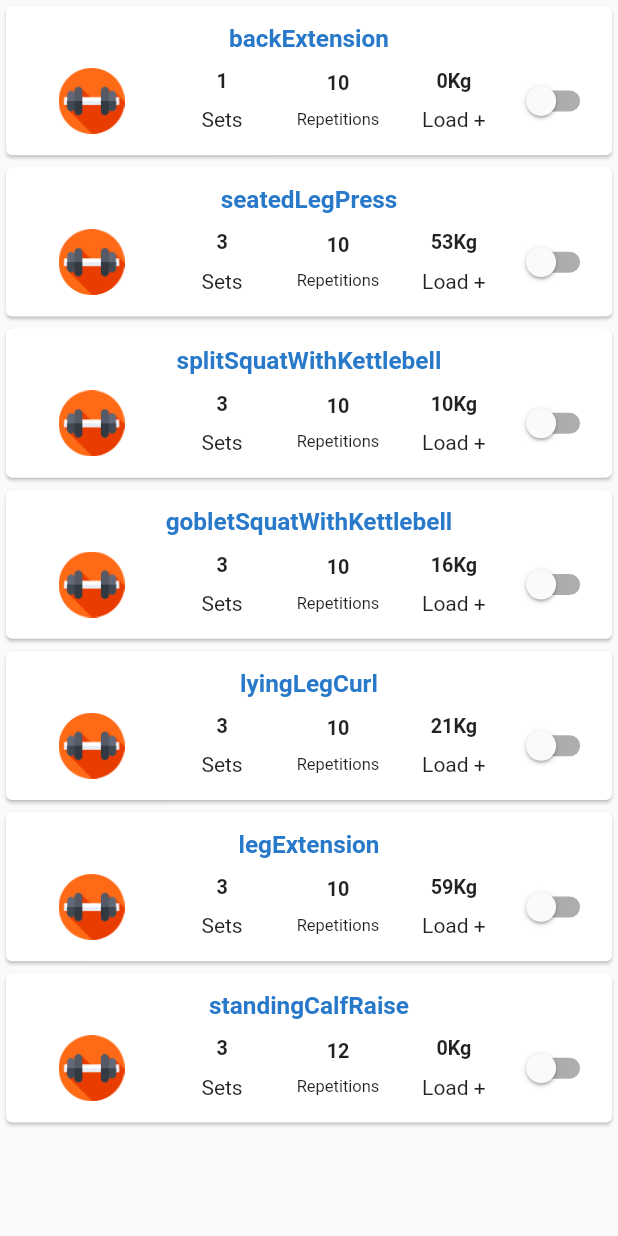
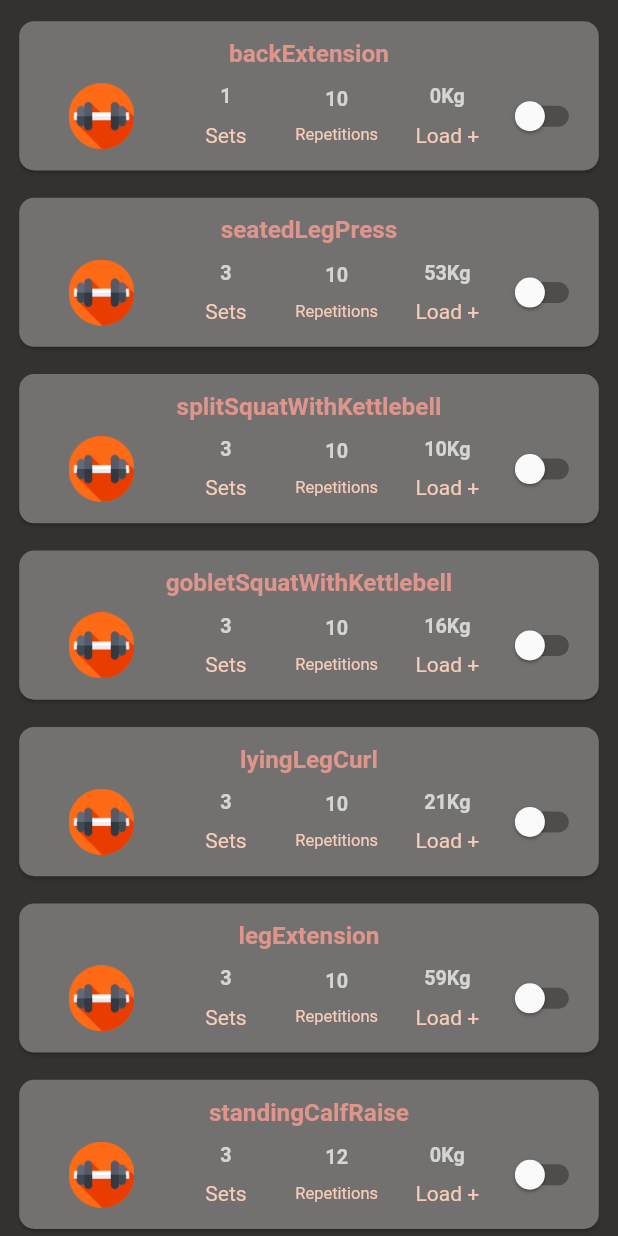
Before and after one commit to fertwo/my-training, a Flutter app: the screen it shows after launch, after a tap on "Inferior", on a phone screen of 412 x 824 dp. Run offline on Flutter 3.47's test engine with Material 2 defaults, Android fonts, the phone set to English and light mode, and no system bars; drawn by our look-alikes of auto_size_text; our stand-ins replace flutter_screenutil.

Commit message:
Cambio de colores

```diff
--- a/lib/main.dart
+++ b/lib/main.dart
@@ -4,6 +4,7 @@ import 'package:flutter_localizations/flutter_localizations.dart';
 import 'package:flutter_screenutil/flutter_screenutil.dart';
 import 'package:mytraining/l10n/app_localizations.dart';
 import 'package:mytraining/src/presentation/home/home_page.dart';
+import 'package:mytraining/src/ui/app_primary_material_color.dart';
 
 void main() {
   runApp(const MyTrainingApplication());
@@ -22,7 +23,7 @@ class MyTrainingApplication extends StatelessWidget {
         builder: (context, child) {
           return MaterialApp(
             theme: ThemeData(
-              primarySwatch: Colors.blue,
+              primarySwatch: MaterialColor(0xff737170, AppMaterialColors.primaryColor),
             ),
             localizationsDelegates: const [
               AppLocalizations.delegate,
--- a/lib/src/presentation/home/home_page.dart
+++ b/lib/src/presentation/home/home_page.dart
@@ -2,6 +2,7 @@ import 'package:flutter/material.dart';
 import 'package:flutter_screenutil/flutter_screenutil.dart';
 import 'package:mytraining/l10n/app_localizations.dart';
 import 'package:mytraining/src/presentation/workouts/all_workouts_page.dart';
+import 'package:mytraining/src/ui/app_colors.dart';
 
 class HomePage extends StatefulWidget {
   const HomePage({Key? key}) : super(key: key);
@@ -47,16 +48,16 @@ class _HomePageState extends State<HomePage> {
           BottomNavigationBarItem(
             icon: const Icon(Icons.accessibility_new),
             label: AppLocalizations.of(context).workouts,
-            backgroundColor: Colors.blueAccent,
+            backgroundColor: AppColors.mainColorSoft
           ),
           const BottomNavigationBarItem(
             icon: Icon(Icons.area_chart),
             label: 'My Stats',
-            backgroundColor: Colors.deepPurpleAccent,
+            backgroundColor: AppColors.mainColorSoft
           )
         ],
         currentIndex: _selectedIndex,
-        selectedItemColor: Colors.amber[800],
+        selectedItemColor: AppColors.secondaryColorStrong,
         onTap: _onItemTapped,
       ),
     );
--- a/lib/src/presentation/workouts/all_workouts_page.dart
+++ b/lib/src/presentation/workouts/all_workouts_page.dart
@@ -30,6 +30,7 @@ class _WorkoutsPageState extends State<WorkoutsPage> {
   @override
   Widget build(BuildContext context) {
     return Scaffold(
+        backgroundColor: AppColors.mainBackgroundColor,
         floatingActionButton: _buildFloatingActionButton(context),
         body: ChangeNotifierProvider.value(
             value: _workoutsViewModel,
@@ -45,7 +46,7 @@ class _WorkoutsPageState extends State<WorkoutsPage> {
         addAutomaticKeepAlives: false,
         itemBuilder: (context, index) {
           return Padding(
-            padding: EdgeInsets.only(left: 8.w, right: 8.w, top: 4.w),
+            padding: EdgeInsets.only(left: 8.w, right: 8.w, top: 10.h),
             child: _buildWorkoutCard(_workoutsViewModel.workouts[index]),
           );
         });
@@ -53,8 +54,15 @@ class _WorkoutsPageState extends State<WorkoutsPage> {
 
   Card _buildWorkoutCard(Workout workout) {
     return Card(
-      color: AppColors.workoutCardBackground,
+      color: Colors.white38,
+      shape: RoundedRectangleBorder(
+        borderRadius: BorderRadius.circular(15),
+      ),
       child: InkWell(
+        customBorder: RoundedRectangleBorder(
+          borderRadius: BorderRadius.circular(10),
+        ),
+        splashColor: AppColors.mainBackgroundColor,
         onTap: () {
           Navigator.of(context).push(
             MaterialPageRoute(
@@ -64,29 +72,35 @@ class _WorkoutsPageState extends State<WorkoutsPage> {
         },
         child: Padding(
           padding:
-              EdgeInsets.only(left: 8.w, right: 8.w, top: 12.h, bottom: 12.h),
+              EdgeInsets.only(left: 18.w, right: 18.w, top: 12.h, bottom: 12.h),
           child: Column(
             children: [
               Text(workout.title,
-                  style: TextStyle(fontSize: 16.sp, fontWeight: FontWeight.bold)),
+                  style:
+                      TextStyle(fontSize: 16.sp, fontWeight: FontWeight.bold, color: Colors.white70)),
               Padding(
-                padding: EdgeInsets.only(top: 8.h),
+                padding: EdgeInsets.only(top: 18.h),
                 child: Row(
                   children: [
                     Column(children: [
-                      Text("${workout.exercises.length}", style: TextStyle(fontSize: 16.sp, fontWeight: FontWeight.bold)),
-                      Text(AppLocalizations.of(context).exercises, style: TextStyle(fontSize: 16.sp, fontWeight: FontWeight.bold))
+                      Text("${workout.exercises.length}",
+                          style: TextStyle(
+                              fontSize: 16.sp, fontWeight: FontWeight.bold, color: AppColors.secondaryColor)),
+                      Text(AppLocalizations.of(context).exercises,
+                          style: TextStyle(
+                              fontSize: 16.sp, fontWeight: FontWeight.bold, color: AppColors.secondaryColorSoft))
                     ]),
                     Expanded(
                         child: Column(
                       children: [
                         Text(AppLocalizations.of(context).muscles,
                             style: TextStyle(
-                                fontSize: 13.sp, fontWeight: FontWeight.bold)),
+                                fontSize: 13.sp, fontWeight: FontWeight.bold, color: AppColors.secondaryColor)),
                         SizedBox(height: 10.h),
                         Padding(
                           padding: EdgeInsets.only(left: 8.w, right: 8.w),
-                          child: Text(WorkoutFormatter.getExerciseTypesFrom(workout, AppLocalizations.of(context))),
+                          child: Text(WorkoutFormatter.getExerciseTypesFrom(
+                              workout, AppLocalizations.of(context)), style: const TextStyle(color: AppColors.secondaryColorSoft)),
                         )
                       ],
                     ))
@@ -109,7 +123,8 @@ class _WorkoutsPageState extends State<WorkoutsPage> {
           ),
         );
       },
-      backgroundColor: Colors.green,
+      backgroundColor: AppColors.secondaryColor,
+      foregroundColor: AppColors.mainBackgroundColor,
       child: const Icon(Icons.add),
     );
   }
--- a/lib/src/presentation/workouts/session/exercise/exercise_load_dialog.dart
+++ b/lib/src/presentation/workouts/session/exercise/exercise_load_dialog.dart
@@ -2,6 +2,7 @@ import 'package:flutter/material.dart';
 import 'package:flutter/services.dart';
 import 'package:flutter_screenutil/flutter_screenutil.dart';
 import 'package:mytraining/src/core/entities/session/workout_session_exercise.dart';
+import 'package:mytraining/src/ui/app_colors.dart';
 
 import '../../../../../l10n/app_localizations.dart';
 import '../workout_session_view_model.dart';
@@ -24,7 +25,7 @@ class _ExerciseLoadDialogState extends State<ExerciseLoadDialog> {
   Widget build(BuildContext context) {
     return AlertDialog(
       title: Text(
-          '[${widget._sessionExercise.name()}: ${AppLocalizations.of(context).update_load}]'),
+          widget._sessionExercise.name(), style: const TextStyle(fontWeight: FontWeight.bold, color: AppColors.mainBackgroundColor)),
       content: Column(
         mainAxisSize: MainAxisSize.min,
         children: [
@@ -49,7 +50,7 @@ class _ExerciseLoadDialogState extends State<ExerciseLoadDialog> {
       actions: <Widget>[
         TextButton(
           onPressed: () => {_closeDialog(context)},
-          child: Text(AppLocalizations.of(context).cancel),
+          child: Text(AppLocalizations.of(context).cancel, style: const TextStyle(color: AppColors.secondaryColor, fontWeight: FontWeight.bold)),
         ),
         TextButton(
           onPressed: () {
@@ -57,7 +58,7 @@ class _ExerciseLoadDialogState extends State<ExerciseLoadDialog> {
                 widget._sessionExercise, int.parse(_loadTextController.text));
             _closeDialog(context);
           },
-          child: Text(AppLocalizations.of(context).save),
+          child: Text(AppLocalizations.of(context).save, style: const TextStyle(color: AppColors.mainBackgroundColor, fontWeight: FontWeight.bold)),
         )
       ],
     );
--- a/lib/src/presentation/workouts/session/exercise/exercise_switch.dart
+++ b/lib/src/presentation/workouts/session/exercise/exercise_switch.dart
@@ -29,7 +29,7 @@ class _ExerciseSwitchWidgetState extends State<ExerciseSwitchWidget> {
   Widget build(BuildContext context) {
     return Switch(
       value: isSelected,
-      activeColor: AppColors.exerciseSwitchColor,
+      activeColor: AppColors.secondaryColor,
       onChanged: (bool value) {
         setState(() {
           isSelected = value;
--- a/lib/src/presentation/workouts/session/exercise/exercise_widget.dart
+++ b/lib/src/presentation/workouts/session/exercise/exercise_widget.dart
@@ -19,7 +19,15 @@ class ExerciseWidget extends StatelessWidget {
   @override
   Widget build(BuildContext context) {
     return Card(
+      color: AppColors.mainColorSoft,
+      shape: RoundedRectangleBorder(
+        borderRadius: BorderRadius.circular(10),
+      ),
       child: InkWell(
+        customBorder: RoundedRectangleBorder(
+          borderRadius: BorderRadius.circular(10),
+        ),
+        splashColor: AppColors.mainBackgroundColor,
         onTap: () {
           //TODO: ir a detalle de ejercicio de la sesion
         },
@@ -30,7 +38,7 @@ class ExerciseWidget extends StatelessWidget {
             children: [
               Text(_sessionExercise.name(),
                   style: TextStyle(
-                      color: AppColors.workoutSessionTitle,
+                      color: AppColors.secondaryColor,
                       fontSize: 16.sp,
                       fontWeight: FontWeight.bold)),
               Padding(
@@ -85,11 +93,11 @@ class ExerciseWidget extends StatelessWidget {
         AutoSizeText(value,
             maxLines: 1,
             minFontSize: 10,
-            style: TextStyle(fontSize: 13.sp, fontWeight: FontWeight.bold)),
+            style: TextStyle(fontSize: 13.sp, fontWeight: FontWeight.bold, color: Colors.white70)),
         SizedBox(height: 10.h),
         Padding(
             padding: EdgeInsets.only(left: 8.w, right: 8.w),
-            child: AutoSizeText(info, maxLines: 1, minFontSize: 10,)),
+            child: AutoSizeText(info, maxLines: 1, minFontSize: 10, style: const TextStyle(color: AppColors.secondaryColorSoft),)),
       ],
     );
   }
--- a/lib/src/presentation/workouts/session/workout_session_page.dart
+++ b/lib/src/presentation/workouts/session/workout_session_page.dart
@@ -1,4 +1,5 @@
 import 'package:flutter/material.dart';
+import 'package:flutter_screenutil/flutter_screenutil.dart';
 import 'package:mytraining/l10n/app_localizations.dart';
 import 'package:mytraining/src/core/entities/workout/workout.dart';
 import 'package:mytraining/src/infrastructure/factory/actions_factory.dart';
@@ -6,6 +7,8 @@ import 'package:mytraining/src/presentation/home/home_page.dart';
 import 'package:mytraining/src/presentation/workouts/session/exercise/exercise_widget.dart';
 import 'package:mytraining/src/presentation/workouts/session/workout_session_view_model.dart';
 import 'package:provider/provider.dart';
+
+import '../../../ui/app_colors.dart';
 
 class WorkoutSessionPage extends StatefulWidget {
   final Workout _workout;
@@ -32,8 +35,11 @@ class _WorkoutSessionPageState extends State<WorkoutSessionPage> {
   @override
   Widget build(BuildContext context) {
     return Scaffold(
-        body: ChangeNotifierProvider.value(
-            value: _workoutSessionViewModel, child: _buildExercisesList()));
+        backgroundColor: AppColors.mainBackgroundColor,
+        body: SafeArea(
+          child: ChangeNotifierProvider.value(
+              value: _workoutSessionViewModel, child: _buildExercisesList()),
+        ));
   }
 
   Widget _buildExercisesList() {
@@ -43,8 +49,11 @@ class _WorkoutSessionPageState extends State<WorkoutSessionPage> {
           itemCount: widget._workout.exercises.length,
           addAutomaticKeepAlives: false,
           itemBuilder: (context, index) {
-            return ExerciseWidget(viewModel,
-                viewModel.workoutSession.sessionExercises.toList()[index]);
+            return Padding(
+              padding: EdgeInsets.only(left: 8.w, right: 8.w, top: 10.h),
+              child: ExerciseWidget(viewModel,
+                  viewModel.workoutSession.sessionExercises.toList()[index]),
+            );
           });
     });
   }
@@ -56,12 +65,12 @@ class _WorkoutSessionPageState extends State<WorkoutSessionPage> {
         builder: (BuildContext context) => WillPopScope(
               onWillPop: () async => false,
               child: AlertDialog(
-                title: Text(AppLocalizations.of(context).congratulations),
-                content: Text(AppLocalizations.of(context).workout_finished),
+                title: Text(AppLocalizations.of(context).congratulations, style: const TextStyle(color: AppColors.mainBackgroundColor, fontWeight: FontWeight.bold)),
+                content: Text(AppLocalizations.of(context).workout_finished, style: const TextStyle(color: AppColors.mainBackgroundColor)),
                 actions: <Widget>[
                   TextButton(
                     onPressed: () => _closePage(context),
-                    child: const Text('OK'),
+                    child: const Text('OK', style: TextStyle(color: AppColors.secondaryColor, fontWeight: FontWeight.bold)),
                   ),
                 ],
               ),
--- a/lib/src/ui/app_colors.dart
+++ b/lib/src/ui/app_colors.dart
@@ -2,6 +2,9 @@ import 'package:flutter/material.dart';
 
 class AppColors {
   static const Color workoutCardBackground = Color.fromARGB(255, 55, 184, 216);
-  static const Color workoutSessionTitle = Color.fromARGB(255, 40, 121, 201);
-  static const Color exerciseSwitchColor = Color.fromARGB(255, 38, 74, 149);
+  static const Color mainBackgroundColor = Color.fromARGB(255, 51, 50, 49);
+  static const Color mainColorSoft = Color.fromARGB(255, 115, 113, 112);
+  static const Color secondaryColor = Color.fromARGB(255, 222, 149, 140);
+  static const Color secondaryColorSoft = Color.fromARGB(255, 247, 204, 186);
+  static const Color secondaryColorStrong = Color.fromARGB(255, 212, 127, 91);
 }
--- /dev/null
+++ b/lib/src/ui/app_primary_material_color.dart
@@ -0,0 +1,16 @@
+import 'dart:ui';
+
+class AppMaterialColors {
+  static Map<int, Color> primaryColor = {
+    50: const Color.fromARGB(256, 115, 113, 112),
+    100: const Color.fromARGB(256, 115, 113, 112),
+    200: const Color.fromARGB(256, 115, 113, 112),
+    300: const Color.fromARGB(256, 115, 113, 112),
+    400: const Color.fromARGB(256, 115, 113, 112),
+    500: const Color.fromARGB(256, 115, 113, 112),
+    600: const Color.fromARGB(256, 115, 113, 112),
+    700: const Color.fromARGB(256, 115, 113, 112),
+    800: const Color.fromARGB(256, 115, 113, 112),
+    900: const Color.fromARGB(256, 115, 113, 112),
+  };
+}
```
